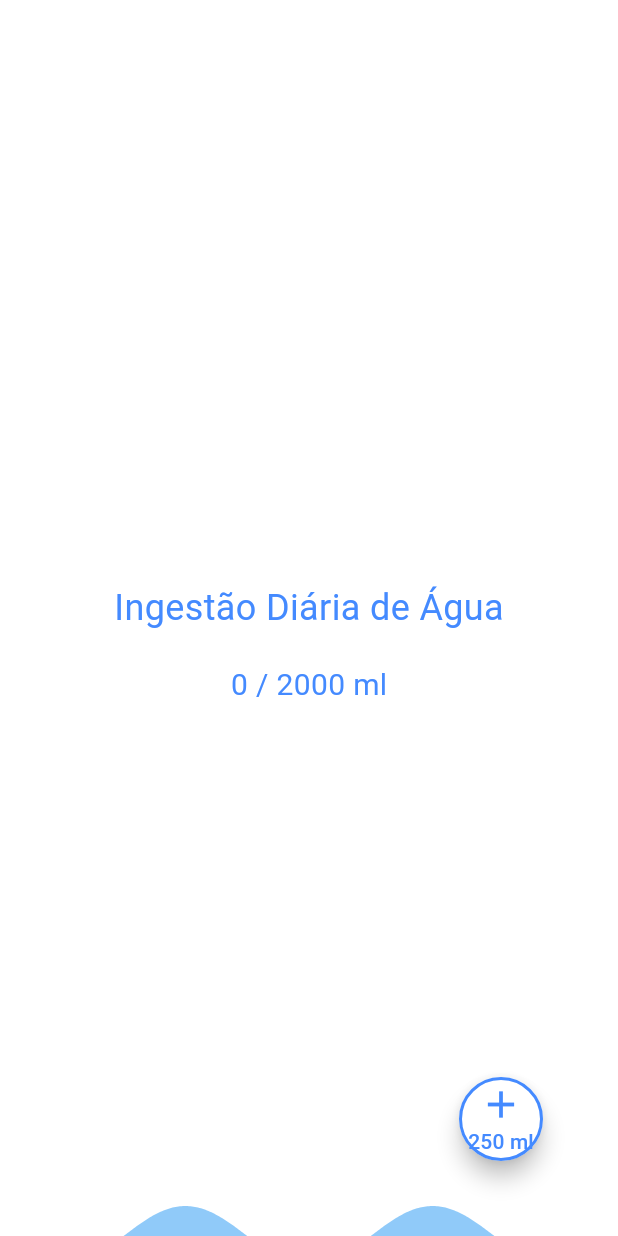
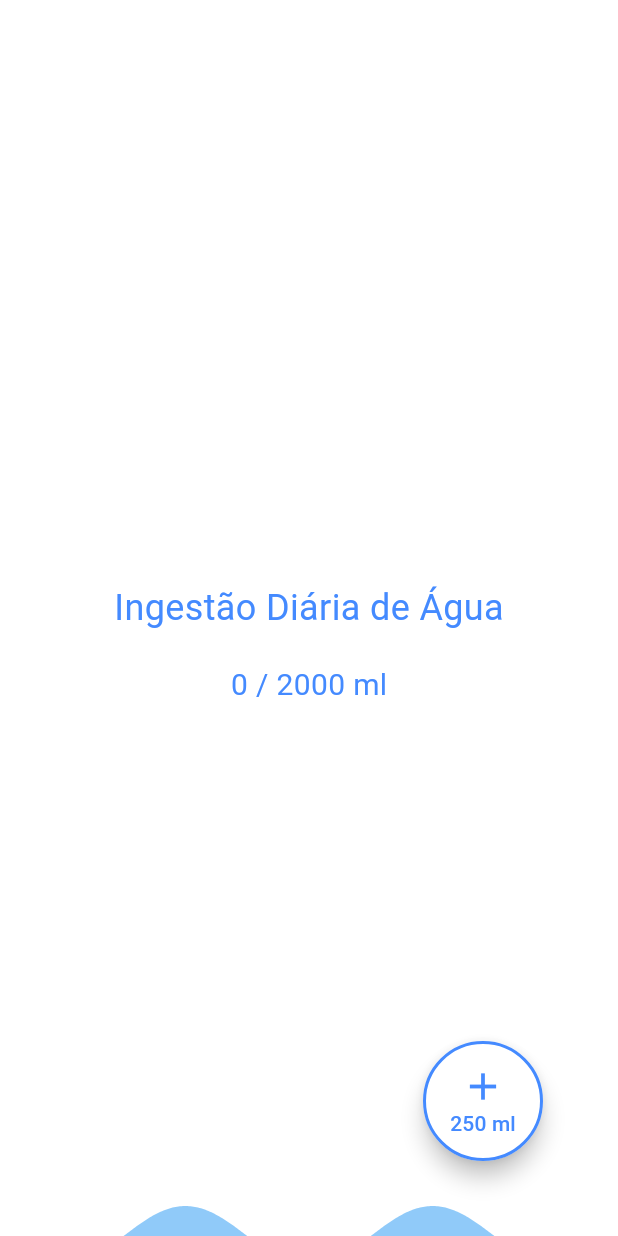
Before and after one commit to AndressaTancredi/water_remider, a Flutter app: the screen it shows after launch, on a phone screen of 412 x 824 dp. Run offline on Flutter 3.47's test engine with Material 3 defaults, Android fonts, the phone set to English and light mode, and no system bars; our stand-ins replace go_router.

Commit message:
add buttom size

```diff
--- a/lib/ui/home_screen.dart
+++ b/lib/ui/home_screen.dart
@@ -83,16 +83,13 @@ class WaterHomePageState extends State<WaterHomePage>
       body: Stack(
         children: [
           Positioned.fill(
-            child: AnimatedBuilder(
+            child: _isGoalReached
+                ? Container(color: Colors.blue)
+                : AnimatedBuilder(
                     animation: _controller,
                     builder: (context, child) {
                       return CustomPaint(
-                  painter:
-                      _isGoalReached ? null : WaterPainter(_animation.value),
-                  child: Container(
-                    color:
-                        _isGoalReached ? Colors.blueAccent : Colors.transparent,
-                  ),
+                        painter: WaterPainter(_animation.value),
                       );
                     },
                   ),
@@ -141,6 +138,9 @@ class WaterHomePageState extends State<WaterHomePage>
           Positioned(
             bottom: 50,
             right: 50,
+            child: SizedBox(
+              width: 80.0, // Largura personalizada
+              height: 80.0, // Altura personalizada
               child: FloatingActionButton(
                 onPressed: () => _addWater(_buttonValue),
                 backgroundColor: Colors.white,
@@ -163,6 +163,7 @@ class WaterHomePageState extends State<WaterHomePage>
                 ),
               ),
             ),
+          ),
         ],
       ),
     );
```
Lines whose indentation alone changed are shown as unchanged.
